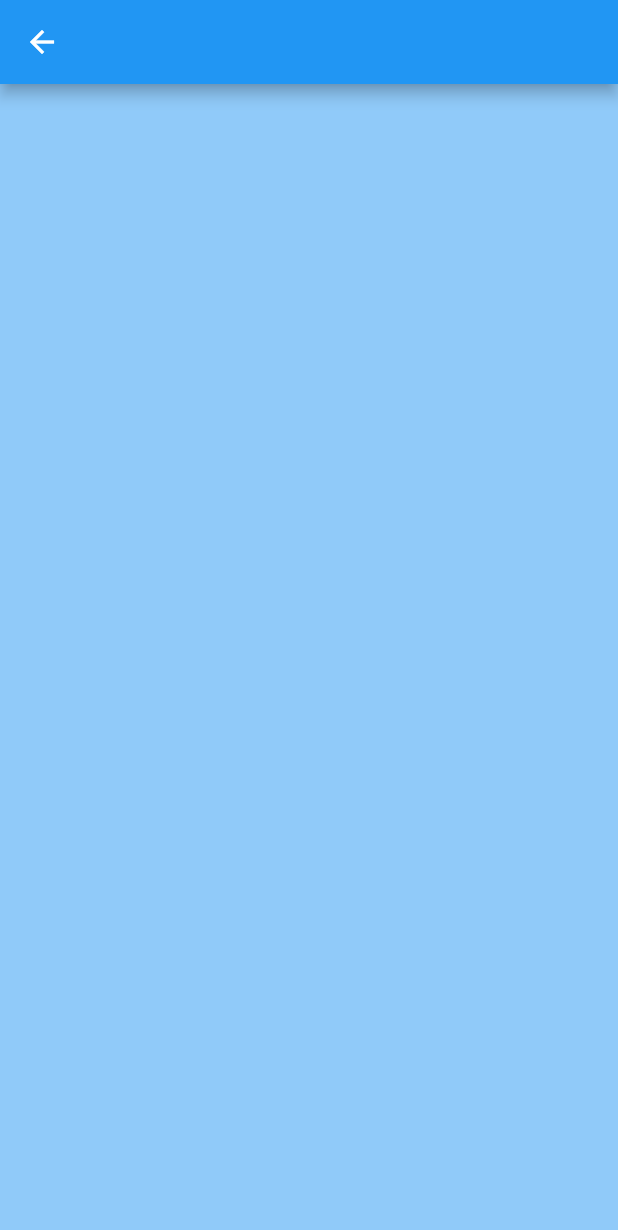
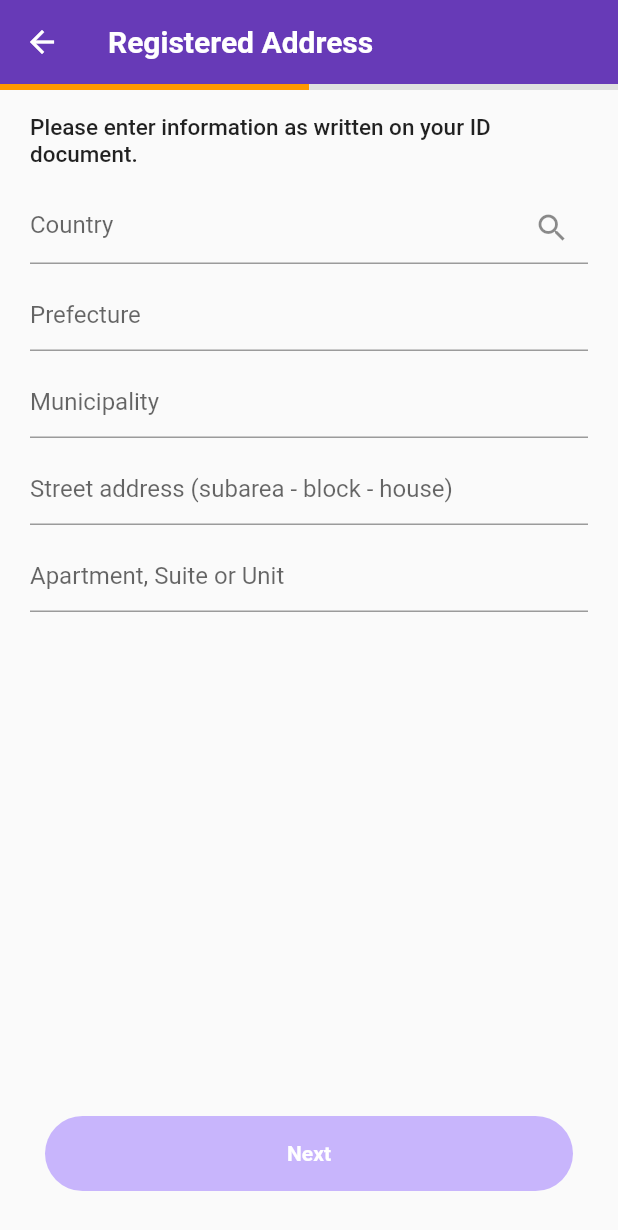
Before and after one commit to moak13/giga_bank_test, a Flutter app: the screen it shows after launch, on a phone screen of 412 x 824 dp. Shown: the top 1230 px of the screen. Run offline on Flutter 3.47's test engine with Material 2 defaults, Android fonts, the light colour scheme and no system bars; our stand-ins replace stacked, stacked_services, stacked_shared.

Commit message:
feat: address view

```diff
--- a/lib/app/app.router.dart
+++ b/lib/app/app.router.dart
@@ -5,11 +5,12 @@
 // **************************************************************************
 
 // ignore_for_file: no_leading_underscores_for_library_prefixes
+import 'package:flutter/material.dart' as _i4;
 import 'package:flutter/material.dart';
 import 'package:giga_bank_test/ui/views/address/address_view.dart' as _i3;
 import 'package:giga_bank_test/ui/views/startup/startup_view.dart' as _i2;
 import 'package:stacked/stacked.dart' as _i1;
-import 'package:stacked_services/stacked_services.dart' as _i4;
+import 'package:stacked_services/stacked_services.dart' as _i5;
 
 class Routes {
   static const startupView = '/';
@@ -42,8 +43,11 @@ class StackedRouter extends _i1.RouterBase {
       );
     },
     _i3.AddressView: (data) {
+      final args = data.getArgs<AddressViewArguments>(
+        orElse: () => const AddressViewArguments(),
+      );
       return _i1.buildAdaptivePageRoute<dynamic>(
-        builder: (context) => const _i3.AddressView(),
+        builder: (context) => _i3.AddressView(key: args.key),
         settings: data,
       );
     },
@@ -56,7 +60,29 @@ class StackedRouter extends _i1.RouterBase {
   Map<Type, _i1.StackedRouteFactory> get pagesMap => _pagesMap;
 }
 
-extension NavigatorStateExtension on _i4.NavigationService {
+class AddressViewArguments {
+  const AddressViewArguments({this.key});
+
+  final _i4.Key? key;
+
+  @override
+  String toString() {
+    return '{"key": "$key"}';
+  }
+
+  @override
+  bool operator ==(covariant AddressViewArguments other) {
+    if (identical(this, other)) return true;
+    return other.key == key;
+  }
+
+  @override
+  int get hashCode {
+    return key.hashCode;
+  }
+}
+
+extension NavigatorStateExtension on _i5.NavigationService {
   Future<dynamic> navigateToStartupView([
     int? routerId,
     bool preventDuplicates = true,
@@ -71,14 +97,16 @@ extension NavigatorStateExtension on _i4.NavigationService {
         transition: transition);
   }
 
-  Future<dynamic> navigateToAddressView([
+  Future<dynamic> navigateToAddressView({
+    _i4.Key? key,
     int? routerId,
     bool preventDuplicates = true,
     Map<String, String>? parameters,
     Widget Function(BuildContext, Animation<double>, Animation<double>, Widget)?
         transition,
-  ]) async {
+  }) async {
     return navigateTo<dynamic>(Routes.addressView,
+        arguments: AddressViewArguments(key: key),
         id: routerId,
         preventDuplicates: preventDuplicates,
         parameters: parameters,
@@ -99,14 +127,16 @@ extension NavigatorStateExtension on _i4.NavigationService {
         transition: transition);
   }
 
-  Future<dynamic> replaceWithAddressView([
+  Future<dynamic> replaceWithAddressView({
+    _i4.Key? key,
     int? routerId,
     bool preventDuplicates = true,
     Map<String, String>? parameters,
     Widget Function(BuildContext, Animation<double>, Animation<double>, Widget)?
         transition,
-  ]) async {
+  }) async {
     return replaceWith<dynamic>(Routes.addressView,
+        arguments: AddressViewArguments(key: key),
         id: routerId,
         preventDuplicates: preventDuplicates,
         parameters: parameters,
--- a/lib/ui/views/address/address_view.dart
+++ b/lib/ui/views/address/address_view.dart
@@ -1,10 +1,24 @@
 import 'package:flutter/material.dart';
 import 'package:stacked/stacked.dart';
+import 'package:stacked/stacked_annotations.dart';
 
+import 'address_view.form.dart';
 import 'address_viewmodel.dart';
+import 'widgets/primary_button.dart';
 
-class AddressView extends StackedView<AddressViewModel> {
-  const AddressView({Key? key}) : super(key: key);
+@FormView(
+  fields: [
+    FormTextField(name: 'country'),
+    FormTextField(name: 'prefecture'),
+    FormTextField(name: 'municipality'),
+    FormTextField(name: 'street'),
+    FormTextField(name: 'apartment'),
+  ],
+)
+class AddressView extends StackedView<AddressViewModel> with $AddressView {
+  AddressView({Key? key}) : super(key: key);
+
+  final GlobalKey<FormState> _formKey = GlobalKey<FormState>();
 
   @override
   Widget builder(
@@ -13,12 +27,143 @@ class AddressView extends StackedView<AddressViewModel> {
     Widget? child,
   ) {
     return Scaffold(
-      appBar: AppBar(),
-      backgroundColor: Theme.of(context).colorScheme.background,
-      body: Container(
-        padding: const EdgeInsets.only(left: 25.0, right: 25.0),
+      appBar: AppBar(
+        backgroundColor: Colors.deepPurple,
+        title: const Text(
+          'Registered Address',
+          style: TextStyle(
+            fontWeight: FontWeight.bold,
+          ),
+        ),
+        elevation: 0,
+      ),
+      body: Form(
+        key: _formKey,
+        child: Column(
+          children: [
+            LinearProgressIndicator(
+              value: 0.5,
+              backgroundColor: Colors.grey.shade300,
+              color: Colors.orange,
+            ),
+            const SizedBox(
+              height: 16,
+            ),
+            const Padding(
+              padding: EdgeInsets.only(
+                left: 20,
+                right: 20,
+              ),
+              child: Text(
+                'Please enter information as written on your ID document.',
+                style: TextStyle(
+                  fontWeight: FontWeight.w500,
+                  fontSize: 15,
+                ),
+                maxLines: 2,
+              ),
+            ),
+            const SizedBox(
+              height: 16,
+            ),
+            Expanded(
+              child: ListView(
+                padding: const EdgeInsets.only(
+                  left: 20,
+                  right: 20,
+                ),
+                children: [
+                  TextFormField(
+                    controller: countryController,
+                    focusNode: countryFocusNode,
+                    readOnly: true,
+                    onTap: viewModel.triggerCountrySheet,
+                    decoration: const InputDecoration(
+                      hintText: 'Country',
+                      suffixIcon: Icon(Icons.search),
+                    ),
+                  ),
+                  const SizedBox(
+                    height: 10,
+                  ),
+                  TextFormField(
+                    controller: prefectureController,
+                    focusNode: prefectureFocusNode,
+                    decoration: const InputDecoration(
+                      hintText: 'Prefecture',
+                    ),
+                  ),
+                  const SizedBox(
+                    height: 10,
+                  ),
+                  TextFormField(
+                    controller: municipalityController,
+                    focusNode: municipalityFocusNode,
+                    decoration: const InputDecoration(
+                      hintText: 'Municipality',
+                    ),
+                  ),
+                  const SizedBox(
+                    height: 10,
+                  ),
+                  TextFormField(
+                    controller: streetController,
+                    focusNode: streetFocusNode,
+                    decoration: const InputDecoration(
+                      hintText: 'Street address (subarea - block - house)',
+                    ),
+                  ),
+                  const SizedBox(
+                    height: 10,
+                  ),
+                  TextFormField(
+                    controller: apartmentController,
+                    focusNode: apartmentFocusNode,
+                    decoration: const InputDecoration(
+                      hintText: 'Apartment, Suite or Unit',
+                    ),
+                  ),
+                  const SizedBox(
+                    height: 10,
+                  ),
+                ],
+              ),
+            ),
+            Padding(
+              padding: const EdgeInsets.only(
+                left: 30,
+                right: 30,
+              ),
+              child: PrimaryButton(
+                text: 'Next',
+                isDisabled: true,
+                isBusy: viewModel.isBusy,
+                onTap: () {
+                  if (_formKey.currentState?.validate() ?? false) {
+                    viewModel.submit();
+                  }
+                },
+              ),
+            ),
+            const SizedBox(
+              height: 30,
+            ),
+          ],
+        ),
       ),
     );
+  }
+
+  @override
+  void onViewModelReady(AddressViewModel viewModel) {
+    syncFormWithViewModel(viewModel);
+    super.onViewModelReady(viewModel);
+  }
+
+  @override
+  void onDispose(AddressViewModel viewModel) {
+    disposeForm();
+    super.onDispose(viewModel);
   }
 
   @override
--- a/lib/ui/views/address/address_viewmodel.dart
+++ b/lib/ui/views/address/address_viewmodel.dart
@@ -1,3 +1,7 @@
 import 'package:stacked/stacked.dart';
 
-class AddressViewModel extends BaseViewModel {}
+class AddressViewModel extends FormViewModel {
+  void triggerCountrySheet() {}
+
+  void submit() {}
+}
--- /dev/null
+++ b/lib/ui/views/address/widgets/primary_button.dart
@@ -0,0 +1,96 @@
+import 'package:flutter/material.dart';
+
+class PrimaryButton extends StatelessWidget {
+  final String text;
+  final bool isDisabled;
+  final bool isBusy;
+  final VoidCallback? onTap;
+  const PrimaryButton({
+    super.key,
+    required this.text,
+    this.isDisabled = false,
+    this.isBusy = false,
+    this.onTap,
+  });
+
+  @override
+  Widget build(BuildContext context) {
+    // This handles the state of the button when its disabled
+    if (isDisabled) {
+      return Container(
+        height: 50,
+        width: double.infinity,
+        alignment: Alignment.center,
+        decoration: BoxDecoration(
+          color: Colors.deepPurpleAccent.withOpacity(0.4),
+          borderRadius: BorderRadius.circular(40),
+        ),
+        child: Text(
+          text,
+          style: const TextStyle(
+            fontWeight: FontWeight.bold,
+            color: Colors.white,
+          ),
+        ),
+      );
+    }
+
+    // This handles the state of the button when its busy
+    if (isBusy) {
+      return Container(
+        height: 50,
+        width: double.infinity,
+        alignment: Alignment.center,
+        decoration: BoxDecoration(
+          color: Colors.deepPurpleAccent.withOpacity(0.4),
+          borderRadius: BorderRadius.circular(40),
+        ),
+        child: const Row(
+          mainAxisAlignment: MainAxisAlignment.center,
+          children: [
+            Text(
+              'Loading',
+              style: TextStyle(
+                fontWeight: FontWeight.bold,
+                color: Colors.white,
+              ),
+            ),
+            SizedBox(
+              width: 20,
+            ),
+            CircularProgressIndicator.adaptive(),
+          ],
+        ),
+      );
+    }
+
+    return Container(
+      height: 50,
+      width: double.infinity,
+      decoration: BoxDecoration(
+        color: Colors.deepPurple,
+        borderRadius: BorderRadius.circular(40),
+      ),
+      child: Material(
+        color: Colors.transparent,
+        borderRadius: BorderRadius.circular(40),
+        child: InkWell(
+          borderRadius: BorderRadius.circular(40),
+          onTap: onTap,
+          child: SizedBox(
+            height: 50,
+            child: Center(
+              child: Text(
+                text,
+                style: const TextStyle(
+                  fontWeight: FontWeight.bold,
+                  color: Colors.white,
+                ),
+              ),
+            ),
+          ),
+        ),
+      ),
+    );
+  }
+}
```
Also changed, not shown: lib/ui/views/address/address_view.form.dart (added, +304 -0 lines).
